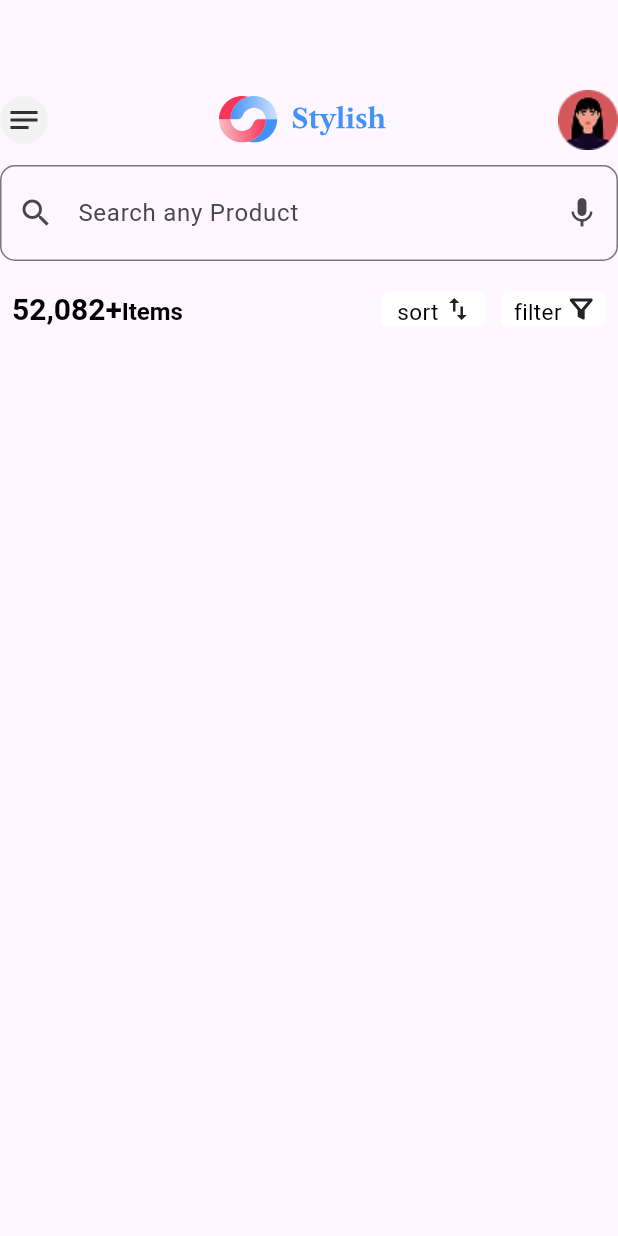
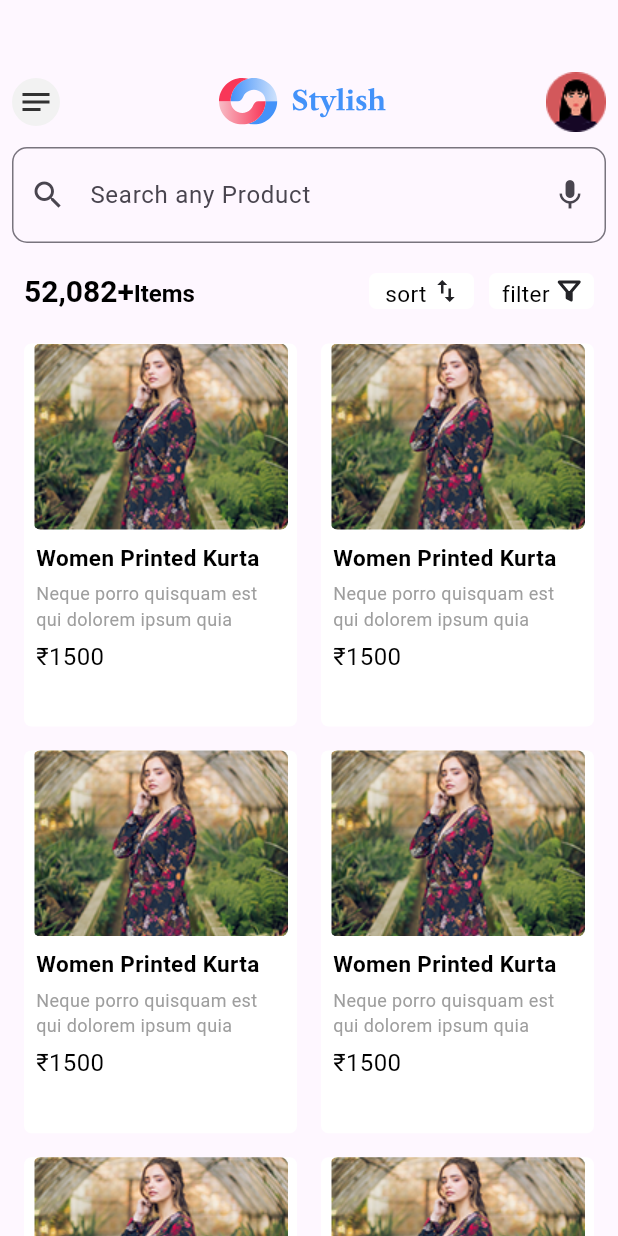
Before and after one commit to MohamedElnaggar0/stylish_app, a Flutter app: the TrendingProductsView screen opened directly, on a phone screen of 412 x 824 dp. Run offline on Flutter 3.47's test engine with Material 3 defaults, Android fonts, the phone set to English and light mode, and no system bars; our stand-ins replace flutter_svg, go_router, persistent_bottom_nav_bar.

Commit message:
Trending Products view body done

```diff
--- a/lib/core/widgets/custom_product_item.dart
+++ b/lib/core/widgets/custom_product_item.dart
@@ -3,8 +3,9 @@ import 'package:stylish_app/constansts.dart';
 import 'package:stylish_app/gen/assets.gen.dart';
 
 class CustomProductItem extends StatelessWidget {
-  const CustomProductItem({super.key});
-
+  const CustomProductItem({super.key, this.realPrice, this.salePrice});
+  final String? realPrice;
+  final String? salePrice;
   @override
   Widget build(BuildContext context) {
     double hight = MediaQuery.of(context).size.height * 0.30;
@@ -57,16 +58,16 @@ class CustomProductItem extends StatelessWidget {
                 const SizedBox(height: 5),
                 Row(
                   children: [
-                    const Text(
-                      '₹2499',
+                    Text(
+                      realPrice ?? '',
                       style: TextStyle(
                         decoration: TextDecoration.lineThrough,
                         color: Colors.grey,
                       ),
                     ),
-                    const SizedBox(width: 5),
+                    SizedBox(width: 5),
                     Text(
-                      '40%Off',
+                      salePrice ?? '',
                       style: TextStyle(color: kPrimaryColor),
                     )
                   ],
--- a/lib/features/home/presentation/views/widgets/home_view_body.dart
+++ b/lib/features/home/presentation/views/widgets/home_view_body.dart
@@ -76,7 +76,10 @@ class HomeViewBody extends StatelessWidget {
         itemBuilder: (context, index) {
           return Padding(
             padding: const EdgeInsets.only(right: 8.0),
-            child: CustomProductItem(),
+            child: CustomProductItem(
+              realPrice: '100',
+              salePrice: '80%Off',
+            ),
           );
         },
         itemCount: 4,
--- a/lib/features/home/presentation/views/widgets/trending_products_view_body.dart
+++ b/lib/features/home/presentation/views/widgets/trending_products_view_body.dart
@@ -1,5 +1,6 @@
 import 'package:flutter/material.dart';
 import 'package:stylish_app/core/widgets/custom_appbar.dart';
+import 'package:stylish_app/core/widgets/custom_product_item.dart';
 import 'package:stylish_app/core/widgets/custom_text_feild.dart';
 import 'package:stylish_app/core/widgets/sort_and_filter.dart';
 
@@ -8,9 +9,13 @@ class TrendingProductsViewBody extends StatelessWidget {
 
   @override
   Widget build(BuildContext context) {
-    return Column(
+    return SingleChildScrollView(
+      physics: BouncingScrollPhysics(),
+      child: Padding(
+        padding: const EdgeInsets.all(8.0),
+        child: Column(
           children: [
-        const SizedBox(height: 50),
+            const SizedBox(height: 30),
             CustomAppbar(),
             CustomTextFeild(
                 hintText: 'Search any Product',
@@ -22,7 +27,30 @@ class TrendingProductsViewBody extends StatelessWidget {
               text2: 'Items',
             ),
             const SizedBox(height: 15),
+            customProductItemGridView(context),
           ],
+        ),
+      ),
+    );
+  }
+
+  Widget customProductItemGridView(context) {
+    return GridView.builder(
+      shrinkWrap: true,
+      padding: EdgeInsets.zero,
+      physics: NeverScrollableScrollPhysics(),
+      itemCount: 20,
+      clipBehavior: Clip.none,
+      gridDelegate: SliverGridDelegateWithFixedCrossAxisCount(
+        crossAxisCount: 2,
+        childAspectRatio: 1 / 1.37,
+      ),
+      itemBuilder: (context, index) {
+        return Padding(
+          padding: const EdgeInsets.all(8.0),
+          child: CustomProductItem(),
+        );
+      },
     );
   }
 }
```
Lines whose indentation alone changed are shown as unchanged.
